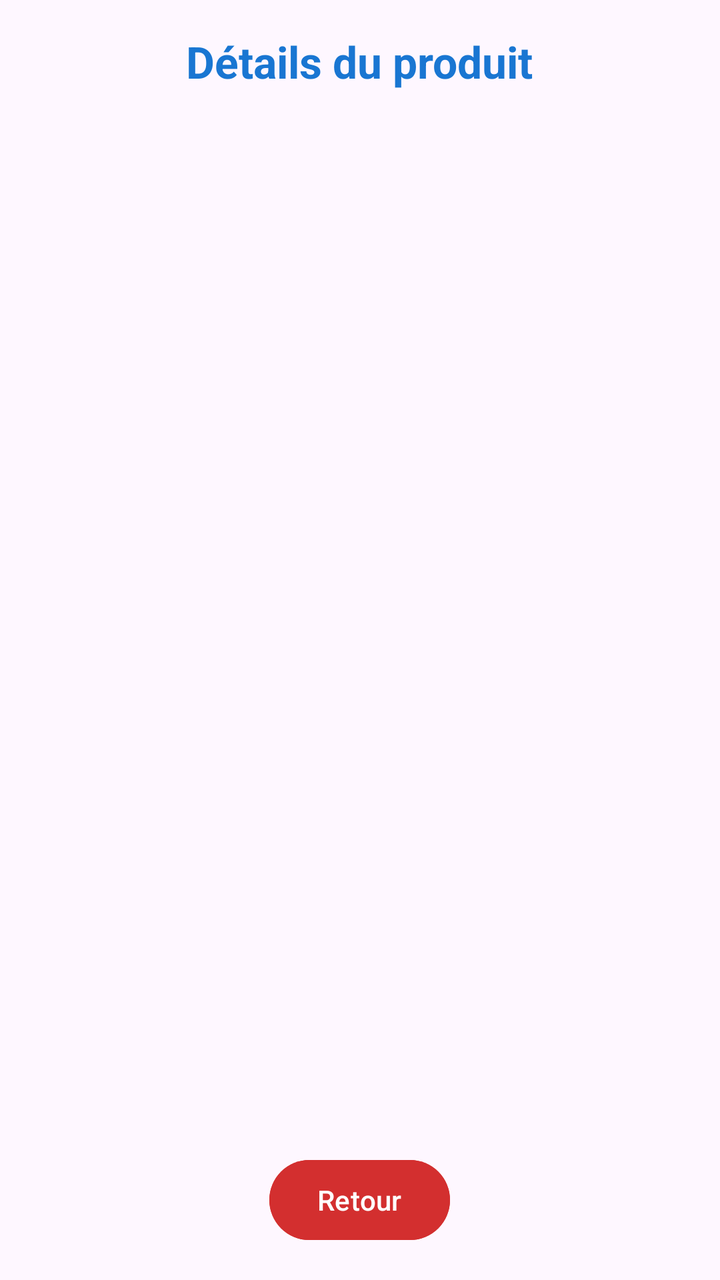
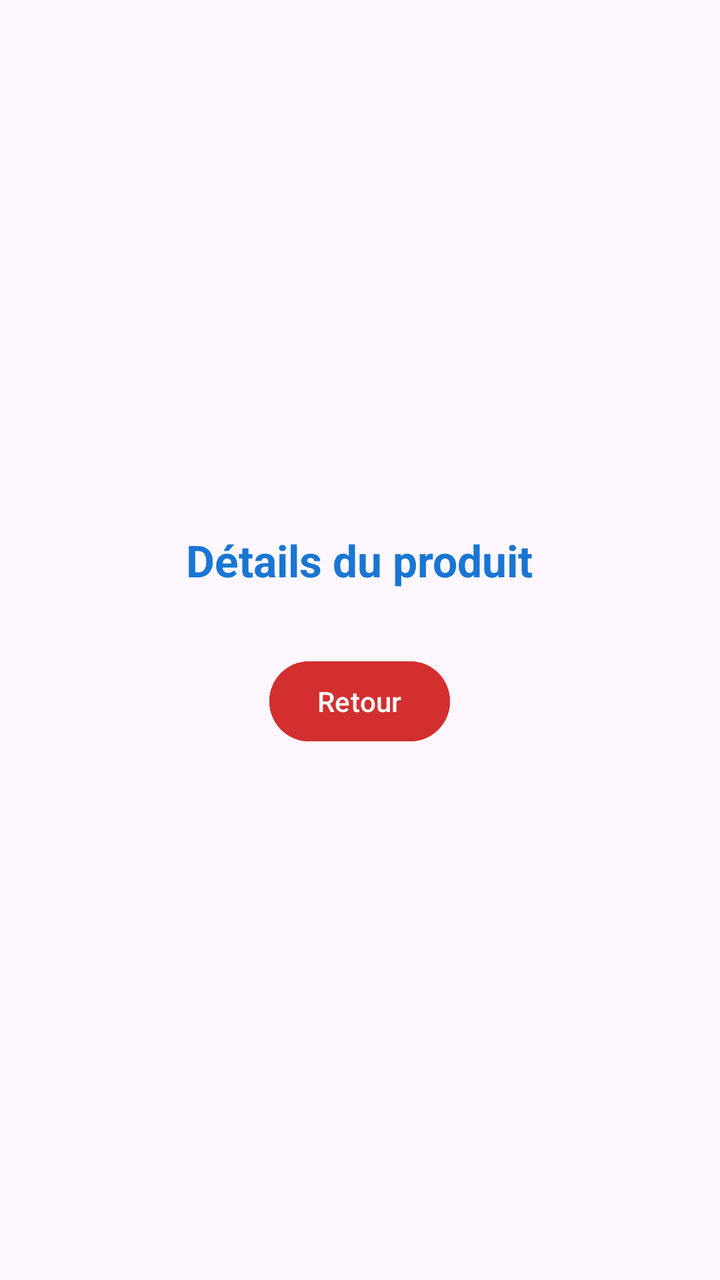

Compare the two renders of this Android layout. The source of the first and the diff that turns it into the second are given below.
<!-- AndroidManifest.xml: application theme Theme.MiniShopManager -->
<!-- res/layout/activity_product_detail.xml -->
<?xml version="1.0" encoding="utf-8"?>
<LinearLayout xmlns:android="http://schemas.android.com/apk/res/android"
    android:layout_width="match_parent"
    android:layout_height="match_parent"
    android:orientation="vertical"
    android:gravity="center_horizontal"
    android:padding="16dp">

    <TextView
        android:id="@+id/tvCategoryTitle"
        android:layout_width="wrap_content"
        android:layout_height="wrap_content"
        android:text="Détails du produit"
        android:textColor="@color/bluePrimary"
        android:textSize="22sp"
        android:textStyle="bold"
        android:layout_marginBottom="16dp"/>

    <ListView
        android:id="@+id/listViewSubProducts"
        android:layout_width="match_parent"
        android:layout_height="0dp"
        android:layout_weight="1"
        android:layout_marginBottom="16dp"/>

    <Button
        android:id="@+id/btnRetour"
        android:layout_width="wrap_content"
        android:layout_height="wrap_content"
        android:backgroundTint="@color/redAccent"
        android:text="Retour"
        android:textColor="@android:color/white"/>

</LinearLayout>
<!-- resources referenced by this layout -->
<resources>
  <color name="bluePrimary">#1976D2</color>
  <color name="redAccent">#D32F2F</color>
  <style name="Theme.MiniShopManager" parent="Base.Theme.MiniShopManager" />
  <style name="Base.Theme.MiniShopManager" parent="Theme.Material3.DayNight.NoActionBar">
          
          
      </style>
</resources>

<!-- the commit's change to res/layout/activity_product_detail.xml (unified diff, before → after) -->
@@ -3,7 +3,7 @@
     android:layout_width="match_parent"
     android:layout_height="match_parent"
     android:orientation="vertical"
-    android:gravity="center_horizontal"
+    android:gravity="center"
     android:padding="16dp">
 
     <TextView
@@ -19,8 +19,7 @@
     <ListView
         android:id="@+id/listViewSubProducts"
         android:layout_width="match_parent"
-        android:layout_height="0dp"
-        android:layout_weight="1"
+        android:layout_height="wrap_content"
         android:layout_marginBottom="16dp"/>
 
     <Button
